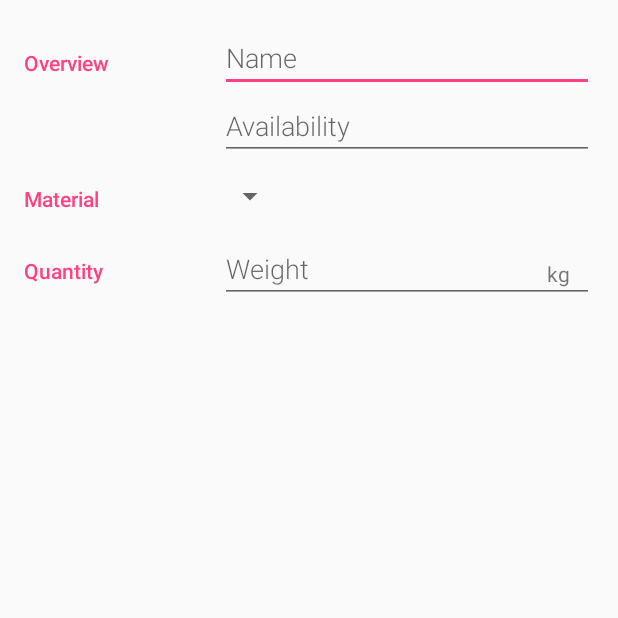
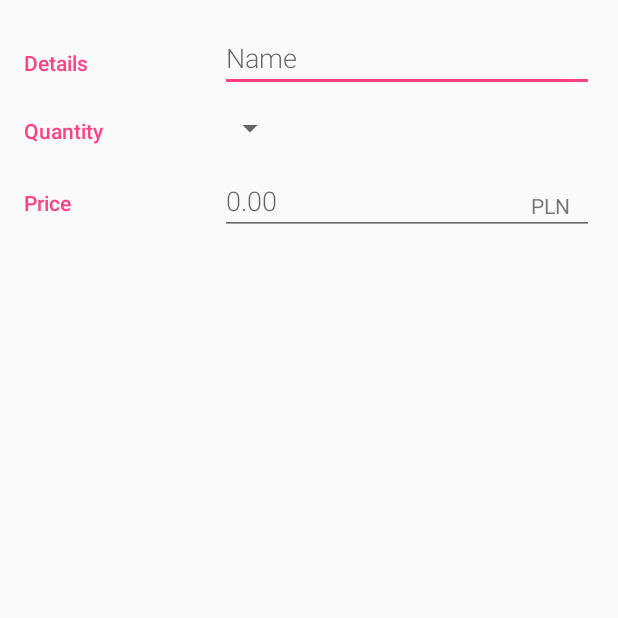
Before and after one commit to atomkowicz/InventoryApp, an Android app: the EditorActivity screen opened directly, with no data from a screen before it, on a phone screen of 412 x 824 dp, the top half of it. Run offline under Robolectric (Android 15) with nearby library versions, the phone set to English and light mode, and no system bars.

```diff
--- a/app/src/main/java/com/example/android/inventoryapp/EditorActivity.java
+++ b/app/src/main/java/com/example/android/inventoryapp/EditorActivity.java
@@ -2,12 +2,10 @@ package com.example.android.inventoryapp;
 
 import android.content.Intent;
 import android.os.Bundle;
-import android.support.design.widget.FloatingActionButton;
 import android.support.v7.app.AppCompatActivity;
 import android.support.v7.widget.Toolbar;
 import android.view.Menu;
 import android.view.MenuItem;
-import android.view.View;
 
 public class EditorActivity extends AppCompatActivity {
 
--- a/app/src/main/res/layout/activity_editor.xml
+++ b/app/src/main/res/layout/activity_editor.xml
@@ -14,7 +14,7 @@
         android:orientation="horizontal">
 
         <TextView
-            android:text="@string/category_overview"
+            android:text="@string/details"
             style="@style/CategoryStyle" />
 
         <LinearLayout
@@ -30,23 +30,17 @@
                 android:inputType="textCapWords"
                 style="@style/EditorFieldStyle" />
 
-            <EditText
-                android:id="@+id/edit_availability"
-                android:hint="@string/hint_availability"
-                android:inputType="textCapWords"
-                style="@style/EditorFieldStyle" />
         </LinearLayout>
 
     </LinearLayout>
 
     <LinearLayout
-        android:id="@+id/container_material"
         android:layout_width="match_parent"
         android:layout_height="wrap_content"
         android:orientation="horizontal">
 
         <TextView
-            android:text="@string/category_material"
+            android:text="@string/quantity"
             style="@style/CategoryStyle" />
 
         <LinearLayout
@@ -56,7 +50,7 @@
             android:orientation="vertical">
 
             <Spinner
-                android:id="@+id/spinner_material"
+                android:id="@+id/spinner_quantity"
                 android:layout_height="48dp"
                 android:layout_width="wrap_content"
                 android:paddingRight="16dp"
@@ -67,13 +61,12 @@
     </LinearLayout>
 
     <LinearLayout
-        android:id="@+id/container_measurement"
         android:layout_width="match_parent"
         android:layout_height="wrap_content"
         android:orientation="horizontal">
 
         <TextView
-            android:text="@string/category_quantity"
+            android:text="@string/price"
             style="@style/CategoryStyle" />
 
         <RelativeLayout
@@ -83,14 +76,14 @@
             android:paddingLeft="4dp">
 
             <EditText
-                android:id="@+id/edit_weight"
-                android:hint="@string/hint_weight"
+                android:id="@+id/edit_price"
+                android:hint="@string/hint_price"
                 android:inputType="number"
                 style="@style/EditorFieldStyle" />
 
             <TextView
-                android:id="@+id/label_weight_units"
-                android:text="@string/unit_weight"
+                android:id="@+id/label_currency"
+                android:text="@string/currency"
                 style="@style/EditorUnitsStyle"/>
 
         </RelativeLayout>
--- a/app/src/main/res/layout/list_item.xml
+++ b/app/src/main/res/layout/list_item.xml
@@ -15,7 +15,7 @@
 		android:textColor="#2B3D4D"  />
 
 	<TextView
-		android:id="@+id/availability"
+		android:id="@+id/price"
 		android:layout_width="wrap_content"
 		android:layout_height="wrap_content"
 		android:fontFamily="sans-serif"
--- a/app/src/main/res/values/strings.xml
+++ b/app/src/main/res/values/strings.xml
@@ -2,28 +2,29 @@
 	<string name="app_name">InventoryApp</string>
 	<string name="action_settings">Settings</string>
 
+	<!-- actions -->
 	<string name="action_insert_dummy_data">Insert Dummy Data</string>
 	<string name="action_delete_all_entries">Delete All</string>
 	<string name="editor_activity_title_new_product">Add new</string>
 	<string name="action_save">Save</string>
 	<string name="action_delete">Delete</string>
 
-	<string name="category_overview">Overview</string>
-	<string name="category_material">Material</string>
-	<string name="category_quantity">Quantity</string>
+	<!-- Edit sections labels -->
+	<string name="details">Details</string>
+	<string name="quantity">Quantity</string>
+	<string name="price">Price</string>
+
+	<!-- hints for text edits -->
 	<string name="hint_name">Name</string>
-	<string name="hint_availability">Availability</string>
+	<string name="hint_picture">Picture</string>
+	<string name="hint_price">0.00</string>
+	<string name="currency">PLN</string>
 
-	<string name="hint_weight">Weight</string>
-	<string name="unit_weight">kg</string>
-
-	<string name="material_unknown">Unknown</string>
-	<string name="material_wood">Wood</string>
-	<string name="material_plastic">Plastic</string>
-
+	<!-- actions results -->
 	<string name="editor_insert_new_successful">Product saved</string>
 	<string name="editor_insert_new_failed">Error when saving product</string>
 
+	<!-- dialogs -->
 	<string name="empty_view_title_text">Warehouse is currently empty</string>
 	<string name="empty_view_subtitle_text">Get started by adding a new product</string>
 	<string name="unsaved_changes_dialog_msg">Discard your changes and quit editing?</string>
```
Also changed, not shown: app/src/main/java/com/example/android/inventoryapp/data/ProductContract.java (deleted, +0 -18 lines), app/src/main/java/com/example/android/inventoryapp/data/ProductDbHelper.java (+37 -2 lines), app/src/main/java/com/example/android/inventoryapp/data/WarehouseContract.java (added, +25 -0 lines).
